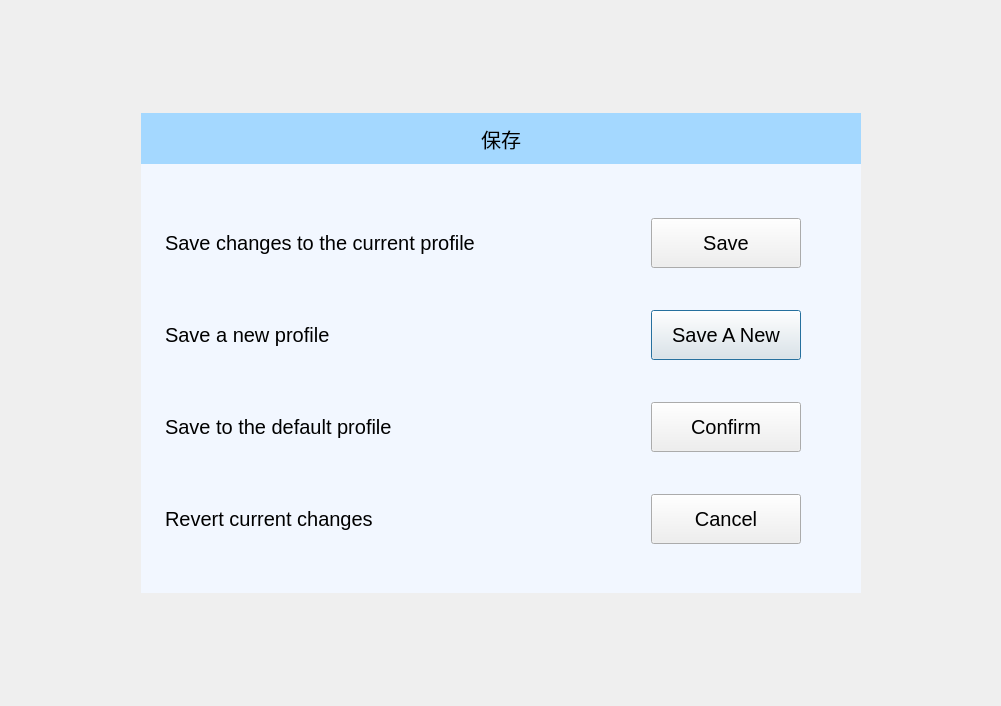
Above: savedialog.ui from wangmeng08/BCI before the change. Below: the same form after it.
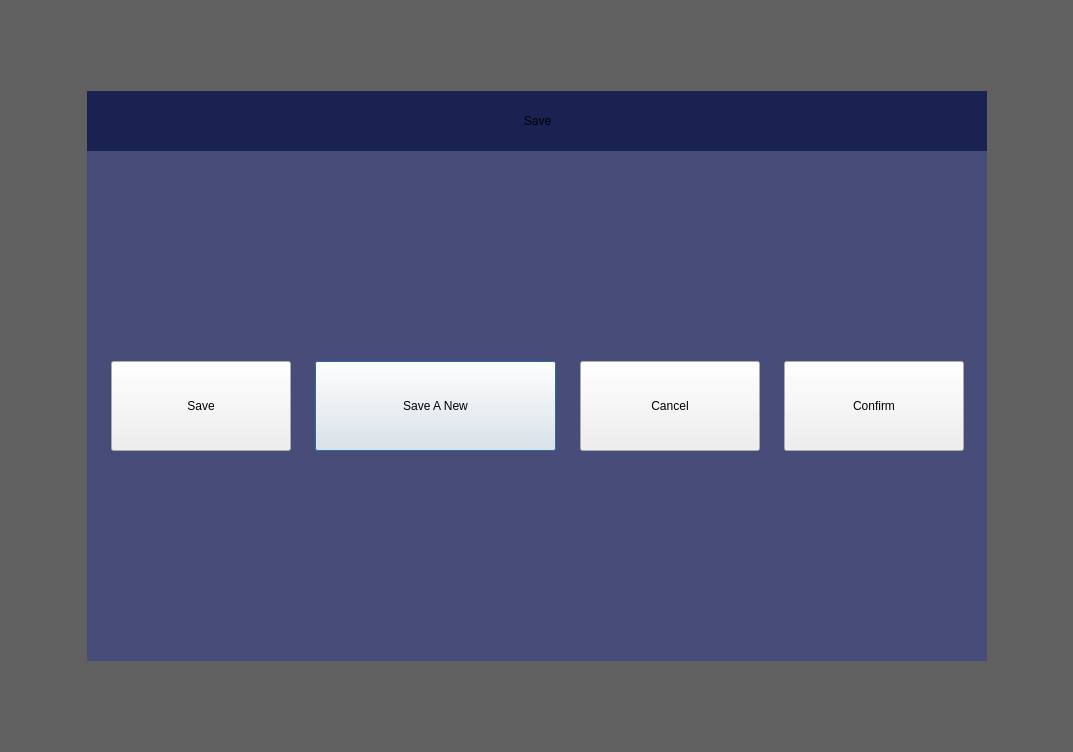
That is the form after the change.

Diff of the .ui file:
```diff
--- a/savedialog.ui
+++ b/savedialog.ui
@@ -6,8 +6,8 @@
    <rect>
     <x>0</x>
     <y>0</y>
-    <width>1001</width>
-    <height>706</height>
+    <width>1073</width>
+    <height>752</height>
    </rect>
   </property>
   <property name="minimumSize">
@@ -26,9 +26,33 @@
    <string>Dialog</string>
   </property>
   <property name="styleSheet">
-   <string notr="true">font:15pt;</string>
+   <string notr="true"/>
   </property>
-  <layout class="QGridLayout" name="gridLayout_2" rowstretch="0,1,0" columnstretch="0,0,0,0">
+  <layout class="QVBoxLayout" name="verticalLayout">
+   <property name="spacing">
+    <number>0</number>
+   </property>
+   <property name="leftMargin">
+    <number>0</number>
+   </property>
+   <property name="topMargin">
+    <number>0</number>
+   </property>
+   <property name="rightMargin">
+    <number>0</number>
+   </property>
+   <property name="bottomMargin">
+    <number>0</number>
+   </property>
+   <item>
+    <widget class="QWidget" name="widget" native="true">
+     <property name="styleSheet">
+      <string notr="true">#widget
+{
+	background-color: rgba(0, 0, 0, 153);
+}</string>
+     </property>
+     <layout class="QGridLayout" name="gridLayout">
    <property name="leftMargin">
     <number>0</number>
    </property>
@@ -52,7 +76,7 @@
      <property name="sizeHint" stdset="0">
       <size>
        <width>20</width>
-       <height>71</height>
+          <height>88</height>
       </size>
      </property>
     </spacer>
@@ -64,7 +88,7 @@
      </property>
      <property name="sizeHint" stdset="0">
       <size>
-       <width>40</width>
+          <width>84</width>
        <height>20</height>
       </size>
      </property>
@@ -80,176 +104,152 @@
      </property>
      <property name="minimumSize">
       <size>
-       <width>720</width>
-       <height>420</height>
+          <width>900</width>
+          <height>570</height>
       </size>
      </property>
      <property name="maximumSize">
       <size>
-       <width>720</width>
-       <height>480</height>
+          <width>900</width>
+          <height>570</height>
       </size>
      </property>
      <property name="styleSheet">
       <string notr="true">#widget_3{
-	background-color: rgb(242, 247, 255);
+	background-color: #474D78;
 }</string>
      </property>
-     <layout class="QVBoxLayout" name="verticalLayout_2">
-      <property name="leftMargin">
-       <number>0</number>
-      </property>
-      <property name="topMargin">
-       <number>0</number>
-      </property>
-      <property name="rightMargin">
-       <number>0</number>
-      </property>
-      <property name="bottomMargin">
-       <number>0</number>
-      </property>
-      <item>
        <widget class="QLabel" name="lblTitle">
+         <property name="geometry">
+          <rect>
+           <x>0</x>
+           <y>0</y>
+           <width>901</width>
+           <height>60</height>
+          </rect>
+         </property>
         <property name="minimumSize">
          <size>
           <width>0</width>
-          <height>51</height>
+           <height>60</height>
          </size>
         </property>
         <property name="maximumSize">
          <size>
           <width>16777215</width>
-          <height>50</height>
+           <height>60</height>
          </size>
         </property>
         <property name="styleSheet">
-         <string notr="true">background-color: rgb(164, 216, 255);</string>
+          <string notr="true">background-color: #192251;</string>
         </property>
         <property name="text">
-         <string>保存</string>
+          <string>Save</string>
         </property>
         <property name="alignment">
          <set>Qt::AlignCenter</set>
         </property>
        </widget>
-      </item>
-      <item>
-       <widget class="QWidget" name="widget" native="true">
-        <layout class="QGridLayout" name="gridLayout">
-         <property name="leftMargin">
-          <number>24</number>
-         </property>
-         <property name="topMargin">
-          <number>12</number>
-         </property>
-         <property name="rightMargin">
-          <number>60</number>
-         </property>
-         <property name="bottomMargin">
-          <number>12</number>
-         </property>
-         <item row="1" column="1">
           <widget class="QPushButton" name="btnSaveNew">
+         <property name="geometry">
+          <rect>
+           <x>228</x>
+           <y>270</y>
+           <width>241</width>
+           <height>90</height>
+          </rect>
+         </property>
            <property name="minimumSize">
             <size>
-             <width>0</width>
-             <height>50</height>
+           <width>180</width>
+           <height>90</height>
             </size>
            </property>
            <property name="maximumSize">
             <size>
-             <width>150</width>
-             <height>16777215</height>
+           <width>1050</width>
+           <height>90</height>
             </size>
            </property>
            <property name="text">
             <string>Save A New</string>
            </property>
           </widget>
-         </item>
-         <item row="1" column="0">
-          <widget class="QLabel" name="label_3">
-           <property name="text">
-            <string>Save a new profile</string>
-           </property>
-          </widget>
-         </item>
-         <item row="2" column="0">
-          <widget class="QLabel" name="label_4">
-           <property name="text">
-            <string>Save to the default profile</string>
-           </property>
-          </widget>
-         </item>
-         <item row="0" column="0">
-          <widget class="QLabel" name="label_2">
-           <property name="text">
-            <string>Save changes to the current profile</string>
-           </property>
-          </widget>
-         </item>
-         <item row="0" column="1">
           <widget class="QPushButton" name="btnSave">
+         <property name="geometry">
+          <rect>
+           <x>24</x>
+           <y>270</y>
+           <width>180</width>
+           <height>90</height>
+          </rect>
+         </property>
            <property name="minimumSize">
             <size>
-             <width>0</width>
-             <height>50</height>
+           <width>180</width>
+           <height>90</height>
             </size>
            </property>
            <property name="maximumSize">
             <size>
-             <width>150</width>
-             <height>16777215</height>
+           <width>180</width>
+           <height>90</height>
             </size>
            </property>
            <property name="text">
             <string>Save</string>
            </property>
           </widget>
-         </item>
-         <item row="2" column="1">
-          <widget class="QPushButton" name="btnConfirm">
-           <property name="minimumSize">
-            <size>
-             <width>1</width>
-             <height>50</height>
-            </size>
-           </property>
-           <property name="maximumSize">
-            <size>
-             <width>150</width>
-             <height>16777215</height>
-            </size>
-           </property>
-           <property name="text">
-            <string>Confirm</string>
-           </property>
-          </widget>
-         </item>
-         <item row="3" column="0">
-          <widget class="QLabel" name="label">
-           <property name="text">
-            <string>Revert current changes</string>
-           </property>
-          </widget>
-         </item>
-         <item row="3" column="1">
           <widget class="QPushButton" name="btnCancel">
+         <property name="geometry">
+          <rect>
+           <x>493</x>
+           <y>270</y>
+           <width>180</width>
+           <height>90</height>
+          </rect>
+         </property>
            <property name="minimumSize">
             <size>
-             <width>0</width>
-             <height>50</height>
+           <width>180</width>
+           <height>90</height>
+          </size>
+         </property>
+         <property name="maximumSize">
+          <size>
+           <width>180</width>
+           <height>90</height>
             </size>
            </property>
            <property name="text">
             <string>Cancel</string>
            </property>
           </widget>
-         </item>
-        </layout>
-       </widget>
-      </item>
-     </layout>
+        <widget class="QPushButton" name="btnConfirm">
+         <property name="geometry">
+          <rect>
+           <x>697</x>
+           <y>270</y>
+           <width>180</width>
+           <height>90</height>
+          </rect>
+         </property>
+         <property name="minimumSize">
+          <size>
+           <width>180</width>
+           <height>90</height>
+          </size>
+         </property>
+         <property name="maximumSize">
+          <size>
+           <width>180</width>
+           <height>90</height>
+          </size>
+         </property>
+         <property name="text">
+          <string>Confirm</string>
+         </property>
+        </widget>
     </widget>
    </item>
    <item row="1" column="3">
@@ -259,7 +259,7 @@
      </property>
      <property name="sizeHint" stdset="0">
       <size>
-       <width>40</width>
+          <width>83</width>
        <height>20</height>
       </size>
      </property>
@@ -273,10 +273,13 @@
      <property name="sizeHint" stdset="0">
       <size>
        <width>20</width>
-       <height>71</height>
+          <height>88</height>
       </size>
      </property>
     </spacer>
+      </item>
+     </layout>
+    </widget>
    </item>
   </layout>
  </widget>
```
Lines whose indentation alone changed are shown as unchanged.
